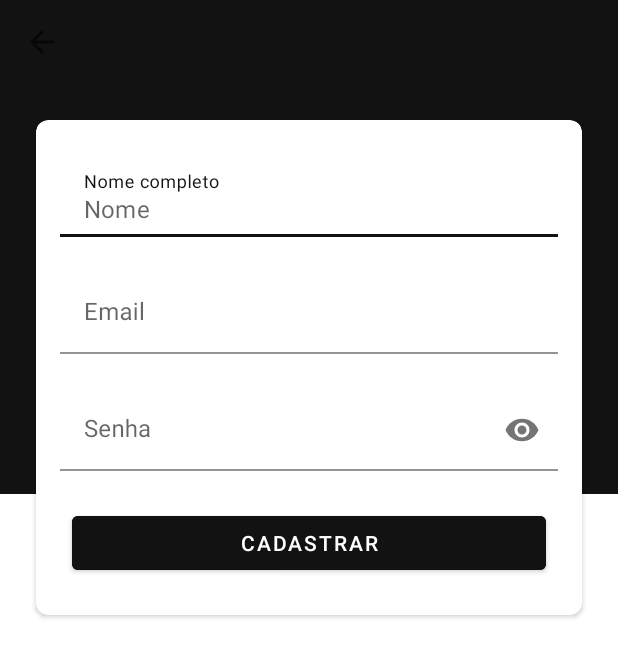
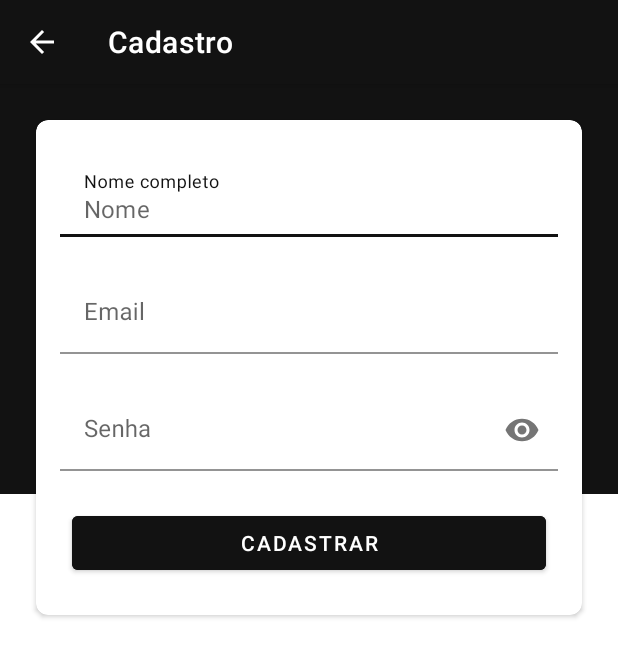
Before and after one commit to rebecaalbuquerque/android-crypto-e-wallet, an Android app: the RegisterActivity screen opened directly, with no data from a screen before it, on a phone screen of 412 x 824 dp. Shown: the top 657 px of the screen. Run offline under Robolectric (Android 15) with nearby library versions, the phone set to English and light mode, and no system bars; our stand-ins replace data binding; libraries missing offline, so code that uses them is left out: com.facebook.stetho; network calls fail.

Commit message:
Ajustes de layout

```diff
--- a/app/src/main/java/com/albuquerque/cryptoe_wallet/app/view/activity/MainActivity.kt
+++ b/app/src/main/java/com/albuquerque/cryptoe_wallet/app/view/activity/MainActivity.kt
@@ -27,9 +27,6 @@ class MainActivity : BaseActivity() {
         setContentView(R.layout.activity_main)
 
         setSupportActionBar(toolbar)
-        supportActionBar?.apply {
-            title = ""
-        }
 
         val host: NavHostFragment = supportFragmentManager.findFragmentById(R.id.fragment_container_view) as NavHostFragment? ?: return
 
--- a/app/src/main/java/com/albuquerque/cryptoe_wallet/app/view/activity/RegisterActivity.kt
+++ b/app/src/main/java/com/albuquerque/cryptoe_wallet/app/view/activity/RegisterActivity.kt
@@ -37,7 +37,6 @@ class RegisterActivity : BaseActivity() {
         setSupportActionBar(toolbar)
         supportActionBar?.apply {
             setDisplayHomeAsUpEnabled(true)
-            title = ""
         }
     }
 
--- a/app/src/main/res/layout/activity_register.xml
+++ b/app/src/main/res/layout/activity_register.xml
@@ -26,10 +26,11 @@
 
             <androidx.appcompat.widget.Toolbar
                 android:id="@+id/toolbar"
-                style="@style/WalletAppBar"
+                style="@style/Widget.MaterialComponents.Toolbar.Primary"
+                android:theme="@style/WalletAppBar"
                 android:layout_width="match_parent"
                 android:layout_height="?android:attr/actionBarSize"
-                app:title="Cadastro"/>
+                app:title="Cadastro" />
 
         </com.google.android.material.appbar.AppBarLayout>
 
@@ -78,6 +79,7 @@
                         android:id="@+id/editTextName"
                         android:layout_width="match_parent"
                         android:layout_height="wrap_content"
+                        android:inputType="textNoSuggestions|textCapWords"
                         android:text="@={viewModel.fullName}"
                         android:textCursorDrawable="@null" />
 
@@ -96,6 +98,7 @@
                         android:id="@+id/editTextEmail"
                         android:layout_width="match_parent"
                         android:layout_height="wrap_content"
+                        android:inputType="textEmailAddress"
                         android:text="@={viewModel.email}"
                         android:textCursorDrawable="@null" />
 
```
